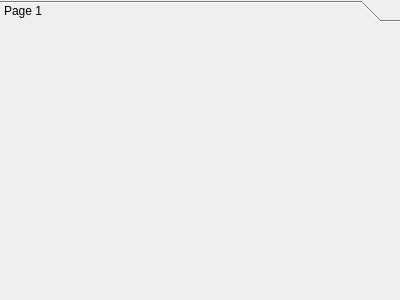
introlab/opentera, file teraplus/client/src/editors/TeraForm.ui: the form before one commit.
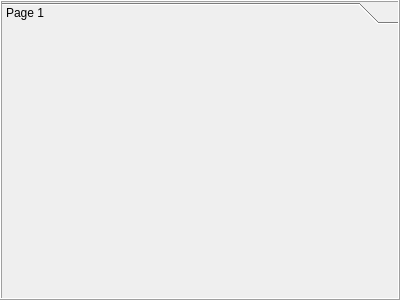
The form after the commit.

```diff
--- a/teraplus/client/src/editors/TeraForm.ui
+++ b/teraplus/client/src/editors/TeraForm.ui
@@ -117,6 +117,12 @@
      <property name="styleSheet">
       <string notr="true"/>
      </property>
+     <property name="frameShape">
+      <enum>QFrame::Box</enum>
+     </property>
+     <property name="frameShadow">
+      <enum>QFrame::Raised</enum>
+     </property>
      <property name="currentIndex">
       <number>0</number>
      </property>
@@ -125,8 +131,8 @@
        <rect>
         <x>0</x>
         <y>0</y>
-        <width>400</width>
-        <height>266</height>
+        <width>396</width>
+        <height>262</height>
        </rect>
       </property>
       <attribute name="label">
```
